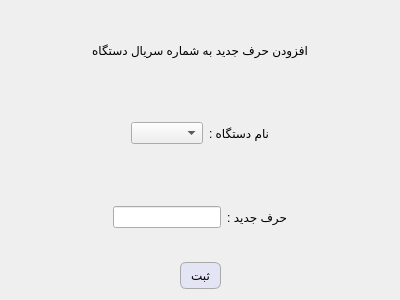
kia-far/QtDBS, file addabr.ui: the form before one commit.
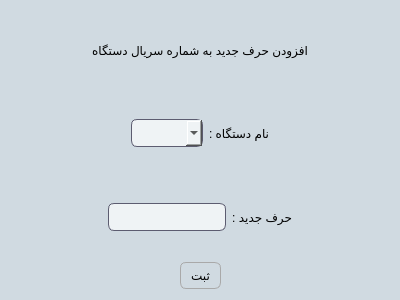
The form after the commit.

Commit message: added edit item form and button which is available from the device edit form. also a few teaks to the stylesheets and fixed the keybinds working when the app was adding bulk data

What changed in the file:
```diff
--- a/addabr.ui
+++ b/addabr.ui
@@ -37,7 +37,142 @@
 }
 
 
-QWidget {font: 12pt &quot;Segoe UI&quot;;}</string>
+QWidget {font: 12pt &quot;Segoe UI&quot;;}
+QWidget {
+    background-color: #d0dae1; /* Dark background color for the entire widget */
+    font: 12pt &quot;Segoe UI&quot;;
+}
+
+/* Style for QLineEdit with a darker background and smoother edges */
+QLineEdit {
+    background-color: #eff3f5; /* Darker grayish background */
+    color: #000000; /* Light text color for readability */
+    border: 1px solid #5c5c70; /* Slightly lighter border for contrast */
+    border-radius: 6px; /* Smooth, rounded edges */
+    padding: 5px; /* Padding for a cleaner look */
+    font: 12pt &quot;Segoe UI&quot;;
+}
+
+QLineEdit:focus {
+    border-color: #7878a0; /* Lighter border color on focus */
+    background-color: #e0e6eb; /* Slightly lighter background on focus */
+}
+
+QTextBrowser {
+    background-color: #eff3f5; /* Darker grayish background */
+    color: #000000; /* Light text color for readability */
+    border: 1px solid #5c5c70; /* Slightly lighter border for contrast */
+    border-radius: 6px; /* Smooth, rounded edges */
+    padding: 5px; /* Padding for a cleaner look */
+    font: 12pt &quot;Segoe UI&quot;;
+}
+
+QTextBrowser:focus {
+    border-color: #7878a0; /* Lighter border color on focus */
+    background-color: #e0e6eb; /* Slightly lighter background on focus */
+}
+
+QCheckBox {
+    color: #000000; /* Light text color for dark background */
+    font: 12pt &quot;Segoe UI&quot;;
+}
+
+QCheckBox:disabled {
+    color: #000000; /* Same text color for disabled state */
+    opacity: 1; /* Remove opacity reduction */
+}
+
+/* Blue indicator for checked and disabled QCheckBox */
+QCheckBox::indicator:checked:disabled {
+    background-color: #92a8b9; /* Blue color to appear as enabled */
+	opacity: 1;
+   /* border: 1px solid #3a7bd5;  Blue border to match the indicator */
+}
+
+QCheckBox::indicator:disabled {
+    opacity: 1; /* Remove opacity change for checkbox indicator */
+}
+
+/* Background color for QWidget */
+/* Style for the vertical scrollbar */
+QScrollBar:vertical {
+    background: #eff3f5; /* Background color of the scrollbar */
+    width: 10px; /* Width of the scrollbar */
+    margin: 0px 0px 0px 0px; /* Margins around the scrollbar */
+    border-radius: 5px; /* Rounded edges for the scrollbar track */
+}
+
+/* Style for the horizontal scrollbar */
+QScrollBar:horizontal {
+    background: #eff3f5; /* Background color of the scrollbar */
+    height: 10px; /* Height of the scrollbar */
+    margin: 0px 0px 0px 0px; /* Margins around the scrollbar */
+    border-radius: 5px; /* Rounded edges for the scrollbar track */
+}
+
+/* Handle (scroller) styling for both horizontal and vertical scrollbars */
+QScrollBar::handle:vertical, QScrollBar::handle:horizontal {
+    background: #92a8b9; /* Color of the scroller */
+    min-height: 20px; /* Minimum height for the vertical handle */
+    min-width: 20px; /* Minimum width for the horizontal handle */
+    border-radius: 5px; /* Smooth, rounded edges for the handle */
+}
+
+QScrollBar::handle:vertical:hover, QScrollBar::handle:horizontal:hover {
+    background: #b1c1cd; /* Slightly lighter color on hover for the handle */
+}
+
+/* Remove the top/bottom buttons on the scrollbar */
+QScrollBar::add-line:vertical, QScrollBar::sub-line:vertical,
+QScrollBar::add-line:horizontal, QScrollBar::sub-line:horizontal {
+    background: none; /* No additional lines/buttons */
+    height: 0px;
+    width: 0px;
+}
+
+QScrollBar::add-page:vertical, QScrollBar::sub-page:vertical,
+QScrollBar::add-page:horizontal, QScrollBar::sub-page:horizontal {
+    background: none; /* No page scroll styling */
+}
+QTextEdit {
+    background-color: #eff3f5; /* Darker grayish background */
+    color: #000000; /* Light text color for readability */
+    border: 1px solid #5c5c70; /* Slightly lighter border for contrast */
+    border-radius: 6px; /* Smooth, rounded edges */
+    padding: 5px; /* Padding for a cleaner look */
+    font: 12pt &quot;Segoe UI&quot;;
+}
+
+QTextEdit:focus {
+    border-color: #7878a0; /* Lighter border color on focus */
+    background-color: #e0e6eb; /* Slightly lighter background on focus */
+}
+QComboBox {
+    background-color: #eff3f5; /* Darker grayish background */
+    color: #000000; /* Light text color for readability */
+    border: 1px solid #5c5c70; /* Slightly lighter border for contrast */
+    border-radius: 6px; /* Smooth, rounded edges */
+    padding: 5px; /* Padding for a cleaner look */
+    font: 12pt &quot;Segoe UI&quot;;
+}
+
+QComboBox:focus {
+    border-color: #7878a0; /* Lighter border color on focus */
+    background-color: #e0e6eb; /* Slightly lighter background on focus */
+}
+QDateEdit {
+    background-color: #eff3f5; /* Darker grayish background */
+    color: #000000; /* Light text color for readability */
+    border: 1px solid #5c5c70; /* Slightly lighter border for contrast */
+    border-radius: 6px; /* Smooth, rounded edges */
+    padding: 5px; /* Padding for a cleaner look */
+    font: 12pt &quot;Segoe UI&quot;;
+}
+
+QDateEdit:focus {
+    border-color: #7878a0; /* Lighter border color on focus */
+    background-color: #e0e6eb; /* Slightly lighter background on focus */
+}</string>
   </property>
   <layout class="QVBoxLayout" name="verticalLayout_2">
    <item>
```
The commit also changes 80 other files.
